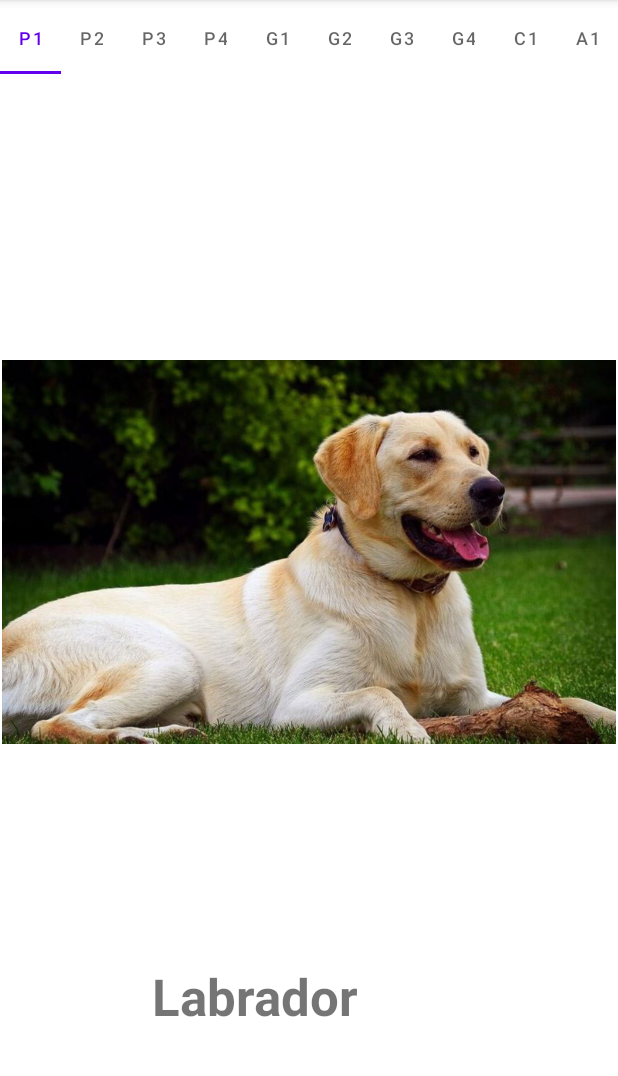
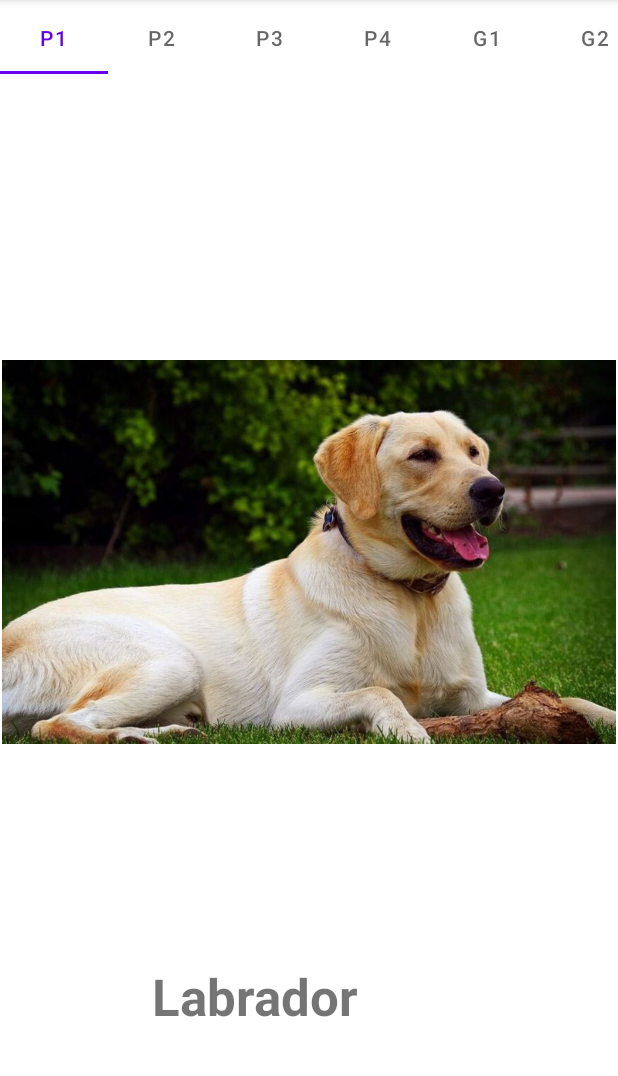
Before and after one commit to Mario999X/AppAnimalesAndroid, an Android app: the screen it shows after launch (MainActivity), on a phone screen of 412 x 824 dp, the part 84-1160 px from its top. Run offline under Robolectric (Android 15) with nearby library versions, the phone set to English and light mode, and no system bars.

Commit message:
Pequeña adición al TabLayout.

```diff
--- a/app/src/main/res/layout/activity_main.xml
+++ b/app/src/main/res/layout/activity_main.xml
@@ -15,7 +15,8 @@
         app:layout_constraintBottom_toTopOf="@+id/fragLayout"
         app:layout_constraintEnd_toEndOf="parent"
         app:layout_constraintStart_toStartOf="parent"
-        app:layout_constraintTop_toTopOf="parent">
+        app:layout_constraintTop_toTopOf="parent"
+        app:tabMode="scrollable">
 
         <com.google.android.material.tabs.TabItem
             android:layout_width="wrap_content"
```
